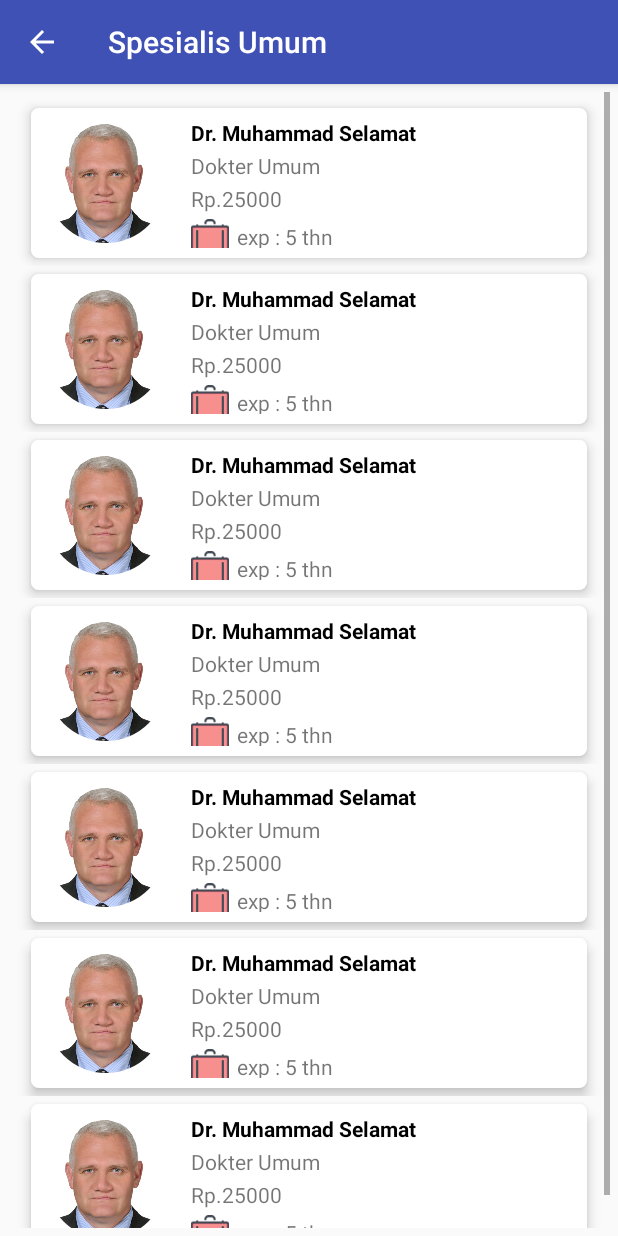
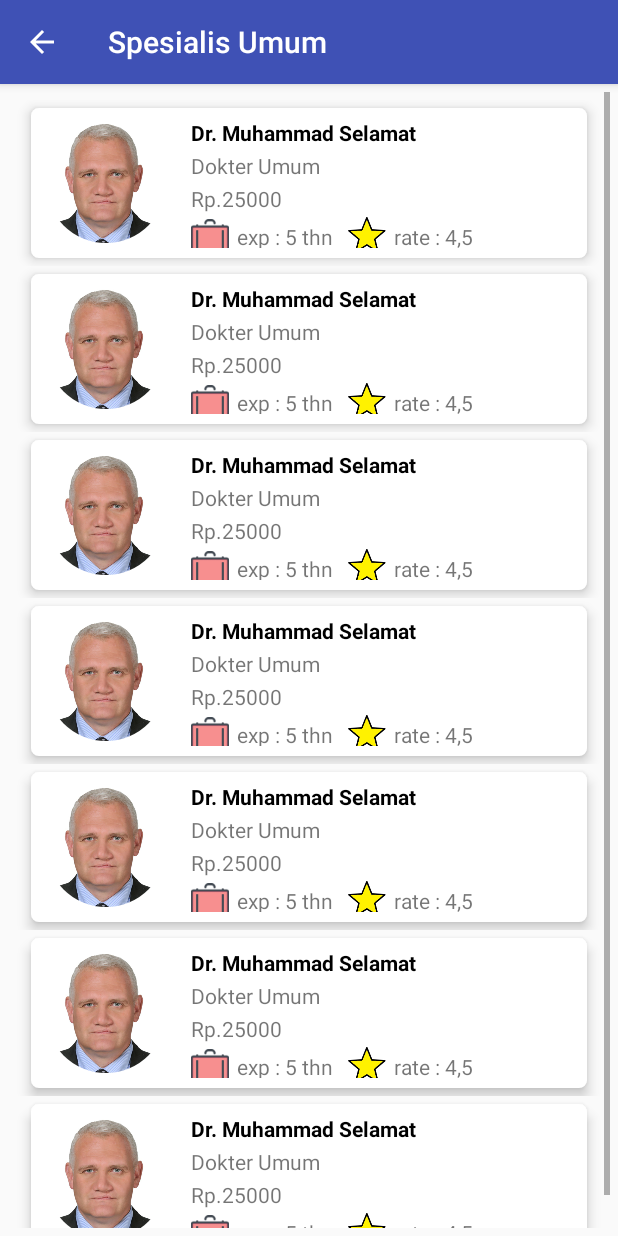
Before and after one commit to qprocompany/EzMedicPasien, an Android app: the SpesialisUmum screen opened directly, with no data from a screen before it, on a phone screen of 412 x 824 dp. Run offline under Robolectric (Android 15) with nearby library versions, the light colour scheme and no system bars; our stand-ins replace CircleImageView.

Commit message:
update = SpsesialisUmum

```diff
--- a/app/src/main/res/layout/activity_spesialis_umum.xml
+++ b/app/src/main/res/layout/activity_spesialis_umum.xml
@@ -93,6 +93,117 @@
                                     android:layout_marginLeft="5dp"
                                     android:layout_marginTop="3dp"
                                     android:text="exp : 5 thn"
+                                    android:textAlignment="center"
+                                    android:layout_marginRight="10dp"/>
+
+                                <ImageView
+                                    android:layout_width="25dp"
+                                    android:layout_height="25dp"
+                                    app:srcCompat="@drawable/rating"/>
+
+                                <TextView
+                                    android:layout_width="wrap_content"
+                                    android:layout_height="wrap_content"
+                                    android:layout_marginLeft="5dp"
+                                    android:layout_marginTop="3dp"
+                                    android:text="rate : 4,5"
+                                    android:textAlignment="center" />
+
+                            </LinearLayout>
+                        </LinearLayout>
+                    </LinearLayout>
+                </LinearLayout>
+            </LinearLayout>
+
+            <LinearLayout
+                android:layout_width="match_parent"
+                android:layout_height="match_parent"
+                android:orientation="vertical">
+
+                <LinearLayout
+                    android:layout_width="match_parent"
+                    android:layout_height="match_parent"
+                    android:layout_marginLeft="10dp"
+                    android:layout_marginTop="5dp"
+                    android:layout_marginRight="10dp"
+                    android:layout_marginBottom="5dp"
+                    android:background="@drawable/radius"
+                    android:elevation="5dp"
+                    android:orientation="horizontal">
+
+                    <LinearLayout
+                        android:layout_width="100dp"
+                        android:layout_height="100dp"
+                        android:orientation="vertical">
+
+                        <de.hdodenhof.circleimageview.CircleImageView
+                            android:layout_width="match_parent"
+                            android:layout_height="match_parent"
+                            android:layout_margin="10dp"
+                            android:src="@drawable/bernard" />
+                    </LinearLayout>
+
+                    <LinearLayout
+                        android:layout_width="match_parent"
+                        android:layout_height="match_parent"
+                        android:layout_margin="5dp"
+                        android:orientation="vertical">
+
+                        <TextView
+                            android:layout_width="wrap_content"
+                            android:layout_height="wrap_content"
+                            android:layout_margin="1dp"
+                            android:text="Dr. Muhammad Selamat"
+                            android:textColor="@color/colorBlack"
+                            android:textStyle="bold" />
+
+                        <TextView
+                            android:layout_width="wrap_content"
+                            android:layout_height="wrap_content"
+                            android:layout_margin="1dp"
+                            android:text="Dokter Umum" />
+
+                        <TextView
+                            android:layout_width="wrap_content"
+                            android:layout_height="wrap_content"
+                            android:layout_margin="1dp"
+                            android:text="Rp.25000" />
+
+                        <LinearLayout
+                            android:layout_width="wrap_content"
+                            android:layout_height="wrap_content"
+                            android:layout_margin="1dp"
+                            android:orientation="horizontal">
+
+                            <LinearLayout
+                                android:layout_width="wrap_content"
+                                android:layout_height="wrap_content">
+
+                                <ImageView
+                                    android:layout_width="25dp"
+                                    android:layout_height="25dp"
+                                    app:srcCompat="@drawable/expirience" />
+
+                                <TextView
+                                    android:layout_width="wrap_content"
+                                    android:layout_height="wrap_content"
+                                    android:layout_marginLeft="5dp"
+                                    android:layout_marginTop="3dp"
+                                    android:text="exp : 5 thn"
+                                    android:textAlignment="center"
+                                    android:layout_marginRight="10dp"/>
+
+                                <ImageView
+                                    android:layout_width="25dp"
+                                    android:layout_height="25dp"
+                                    app:srcCompat="@drawable/rating"/>
+
+                                <TextView
+                                    android:layout_width="wrap_content"
+                                    android:layout_height="wrap_content"
+                                    android:layout_marginLeft="5dp"
+                                    android:layout_marginTop="3dp"
+                                    android:text="rate : 4,5"
                                     android:textAlignment="center" />
                             </LinearLayout>
                         </LinearLayout>
@@ -175,6 +286,20 @@
                                     android:layout_marginLeft="5dp"
                                     android:layout_marginTop="3dp"
                                     android:text="exp : 5 thn"
+                                    android:textAlignment="center"
+                                    android:layout_marginRight="10dp"/>
+
+                                <ImageView
+                                    android:layout_width="25dp"
+                                    android:layout_height="25dp"
+                                    app:srcCompat="@drawable/rating"/>
+
+                                <TextView
+                                    android:layout_width="wrap_content"
+                                    android:layout_height="wrap_content"
+                                    android:layout_marginLeft="5dp"
+                                    android:layout_marginTop="3dp"
+                                    android:text="rate : 4,5"
                                     android:textAlignment="center" />
                             </LinearLayout>
                         </LinearLayout>
@@ -257,6 +382,20 @@
                                     android:layout_marginLeft="5dp"
                                     android:layout_marginTop="3dp"
                                     android:text="exp : 5 thn"
+                                    android:textAlignment="center"
+                                    android:layout_marginRight="10dp"/>
+
+                                <ImageView
+                                    android:layout_width="25dp"
+                                    android:layout_height="25dp"
+                                    app:srcCompat="@drawable/rating"/>
+
+                                <TextView
+                                    android:layout_width="wrap_content"
+                                    android:layout_height="wrap_content"
+                                    android:layout_marginLeft="5dp"
+                                    android:layout_marginTop="3dp"
+                                    android:text="rate : 4,5"
                                     android:textAlignment="center" />
                             </LinearLayout>
                         </LinearLayout>
@@ -339,6 +478,20 @@
                                     android:layout_marginLeft="5dp"
                                     android:layout_marginTop="3dp"
                                     android:text="exp : 5 thn"
+                                    android:textAlignment="center"
+                                    android:layout_marginRight="10dp"/>
+
+                                <ImageView
+                                    android:layout_width="25dp"
+                                    android:layout_height="25dp"
+                                    app:srcCompat="@drawable/rating"/>
+
+                                <TextView
+                                    android:layout_width="wrap_content"
+                                    android:layout_height="wrap_content"
+                                    android:layout_marginLeft="5dp"
+                                    android:layout_marginTop="3dp"
+                                    android:text="rate : 4,5"
                                     android:textAlignment="center" />
                             </LinearLayout>
                         </LinearLayout>
@@ -421,6 +574,20 @@
                                     android:layout_marginLeft="5dp"
                                     android:layout_marginTop="3dp"
                                     android:text="exp : 5 thn"
+                                    android:textAlignment="center"
+                                    android:layout_marginRight="10dp"/>
+
+                                <ImageView
+                                    android:layout_width="25dp"
+                                    android:layout_height="25dp"
+                                    app:srcCompat="@drawable/rating"/>
+
+                                <TextView
+                                    android:layout_width="wrap_content"
+                                    android:layout_height="wrap_content"
+                                    android:layout_marginLeft="5dp"
+                                    android:layout_marginTop="3dp"
+                                    android:text="rate : 4,5"
                                     android:textAlignment="center" />
                             </LinearLayout>
                         </LinearLayout>
@@ -503,88 +670,20 @@
                                     android:layout_marginLeft="5dp"
                                     android:layout_marginTop="3dp"
                                     android:text="exp : 5 thn"
-                                    android:textAlignment="center" />
-                            </LinearLayout>
-                        </LinearLayout>
-                    </LinearLayout>
-                </LinearLayout>
-            </LinearLayout>
-
-            <LinearLayout
-                android:layout_width="match_parent"
-                android:layout_height="match_parent"
-                android:orientation="vertical">
-
-                <LinearLayout
-                    android:layout_width="match_parent"
-                    android:layout_height="match_parent"
-                    android:layout_marginLeft="10dp"
-                    android:layout_marginTop="5dp"
-                    android:layout_marginRight="10dp"
-                    android:layout_marginBottom="5dp"
-                    android:background="@drawable/radius"
-                    android:elevation="5dp"
-                    android:orientation="horizontal">
-
-                    <LinearLayout
-                        android:layout_width="100dp"
-                        android:layout_height="100dp"
-                        android:orientation="vertical">
-
-                        <de.hdodenhof.circleimageview.CircleImageView
-                            android:layout_width="match_parent"
-                            android:layout_height="match_parent"
-                            android:layout_margin="10dp"
-                            android:src="@drawable/bernard" />
-                    </LinearLayout>
-
-                    <LinearLayout
-                        android:layout_width="match_parent"
-                        android:layout_height="match_parent"
-                        android:layout_margin="5dp"
-                        android:orientation="vertical">
-
-                        <TextView
-                            android:layout_width="wrap_content"
-                            android:layout_height="wrap_content"
-                            android:layout_margin="1dp"
-                            android:text="Dr. Muhammad Selamat"
-                            android:textColor="@color/colorBlack"
-                            android:textStyle="bold" />
-
-                        <TextView
-                            android:layout_width="wrap_content"
-                            android:layout_height="wrap_content"
-                            android:layout_margin="1dp"
-                            android:text="Dokter Umum" />
-
-                        <TextView
-                            android:layout_width="wrap_content"
-                            android:layout_height="wrap_content"
-                            android:layout_margin="1dp"
-                            android:text="Rp.25000" />
-
-                        <LinearLayout
-                            android:layout_width="wrap_content"
-                            android:layout_height="wrap_content"
-                            android:layout_margin="1dp"
-                            android:orientation="horizontal">
-
-                            <LinearLayout
-                                android:layout_width="wrap_content"
-                                android:layout_height="wrap_content">
+                                    android:textAlignment="center"
+                                    android:layout_marginRight="10dp"/>
 
                                 <ImageView
                                     android:layout_width="25dp"
                                     android:layout_height="25dp"
-                                    app:srcCompat="@drawable/expirience" />
+                                    app:srcCompat="@drawable/rating"/>
 
                                 <TextView
                                     android:layout_width="wrap_content"
                                     android:layout_height="wrap_content"
                                     android:layout_marginLeft="5dp"
                                     android:layout_marginTop="3dp"
-                                    android:text="exp : 5 thn"
+                                    android:text="rate : 4,5"
                                     android:textAlignment="center" />
                             </LinearLayout>
                         </LinearLayout>
```
